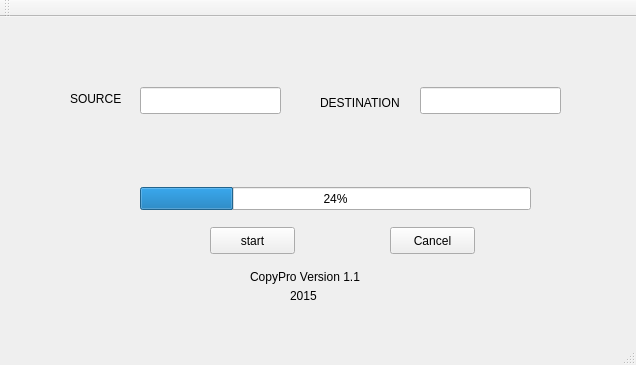
Old version of the form mainwindow.ui in the repository chidelmun/Cpro.
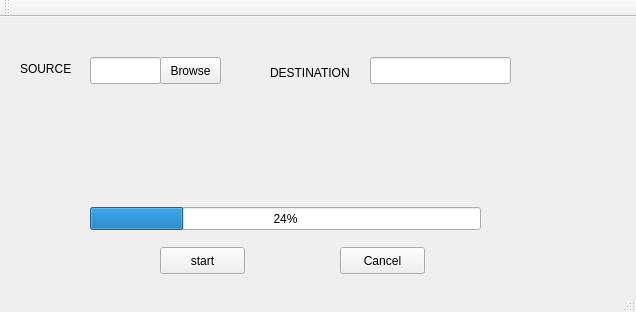
New version of the form.

Commit message: Add file Browser to Interface

Patch:
```diff
--- a/mainwindow.ui
+++ b/mainwindow.ui
@@ -7,18 +7,21 @@
     <x>0</x>
     <y>0</y>
     <width>636</width>
-    <height>365</height>
+    <height>312</height>
    </rect>
   </property>
   <property name="windowTitle">
    <string>CopyPro V 1.1</string>
   </property>
+  <property name="autoFillBackground">
+   <bool>false</bool>
+  </property>
   <widget class="QWidget" name="centralWidget">
    <widget class="QProgressBar" name="progressBar">
     <property name="geometry">
      <rect>
-      <x>140</x>
-      <y>170</y>
+      <x>90</x>
+      <y>190</y>
       <width>391</width>
       <height>23</height>
      </rect>
@@ -30,8 +33,8 @@
    <widget class="QPushButton" name="pushButton">
     <property name="geometry">
      <rect>
-      <x>210</x>
-      <y>210</y>
+      <x>160</x>
+      <y>230</y>
       <width>85</width>
       <height>27</height>
      </rect>
@@ -43,8 +46,8 @@
    <widget class="QLabel" name="label">
     <property name="geometry">
      <rect>
-      <x>250</x>
-      <y>250</y>
+      <x>230</x>
+      <y>280</y>
       <width>311</width>
       <height>20</height>
      </rect>
@@ -56,9 +59,9 @@
    <widget class="QLineEdit" name="lineEdit">
     <property name="geometry">
      <rect>
-      <x>140</x>
-      <y>70</y>
-      <width>141</width>
+      <x>90</x>
+      <y>40</y>
+      <width>71</width>
       <height>27</height>
      </rect>
     </property>
@@ -66,8 +69,8 @@
    <widget class="QLineEdit" name="lineEdit_2">
     <property name="geometry">
      <rect>
-      <x>420</x>
-      <y>70</y>
+      <x>370</x>
+      <y>40</y>
       <width>141</width>
       <height>27</height>
      </rect>
@@ -76,8 +79,8 @@
    <widget class="QLabel" name="label_2">
     <property name="geometry">
      <rect>
-      <x>70</x>
-      <y>66</y>
+      <x>20</x>
+      <y>36</y>
       <width>55</width>
       <height>31</height>
      </rect>
@@ -89,8 +92,8 @@
    <widget class="QLabel" name="label_3">
     <property name="geometry">
      <rect>
-      <x>320</x>
-      <y>70</y>
+      <x>270</x>
+      <y>40</y>
       <width>91</width>
       <height>31</height>
      </rect>
@@ -102,8 +105,8 @@
    <widget class="QPushButton" name="pushButton_2">
     <property name="geometry">
      <rect>
-      <x>390</x>
-      <y>210</y>
+      <x>340</x>
+      <y>230</y>
       <width>85</width>
       <height>27</height>
      </rect>
@@ -115,8 +118,8 @@
    <widget class="QLabel" name="label_4">
     <property name="geometry">
      <rect>
-      <x>290</x>
-      <y>270</y>
+      <x>270</x>
+      <y>300</y>
       <width>55</width>
       <height>17</height>
      </rect>
@@ -125,6 +128,19 @@
      <string>2015</string>
     </property>
    </widget>
+   <widget class="QPushButton" name="pushButton_3">
+    <property name="geometry">
+     <rect>
+      <x>160</x>
+      <y>40</y>
+      <width>61</width>
+      <height>27</height>
+     </rect>
+    </property>
+    <property name="text">
+     <string>Browse</string>
+    </property>
+   </widget>
   </widget>
   <widget class="QMenuBar" name="menuBar">
    <property name="geometry">
```
The commit also changes 3 other files.
